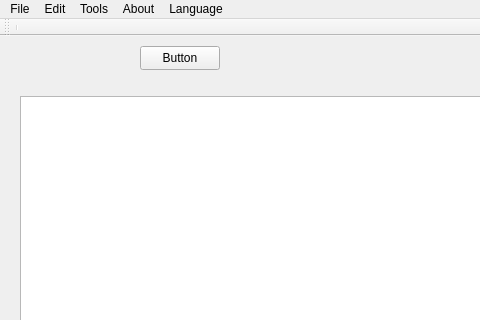
Qt form mainwindow.ui (Evgeny-Zorin/Qt-Catalog) before a commit; both pictures show x 0 to 480 and y 0 to 320 of the 837 by 622 pixel window.
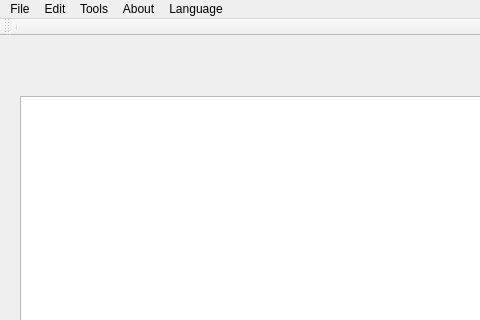
The same form after that commit.

Diff of the .ui file:
```diff
--- a/mainwindow.ui
+++ b/mainwindow.ui
@@ -24,19 +24,6 @@
      </rect>
     </property>
    </widget>
-   <widget class="QPushButton" name="pushButton">
-    <property name="geometry">
-     <rect>
-      <x>140</x>
-      <y>10</y>
-      <width>80</width>
-      <height>24</height>
-     </rect>
-    </property>
-    <property name="text">
-     <string>Button</string>
-    </property>
-   </widget>
   </widget>
   <widget class="QToolBar" name="mainToolBar">
    <attribute name="toolBarArea">
```
